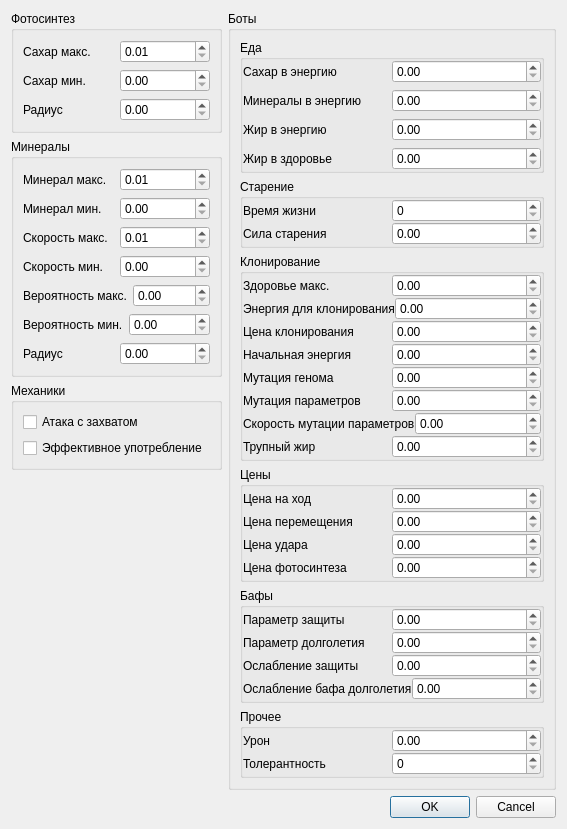
Old version of the form worldparametersdialog.ui in the repository Tima45/gen6.
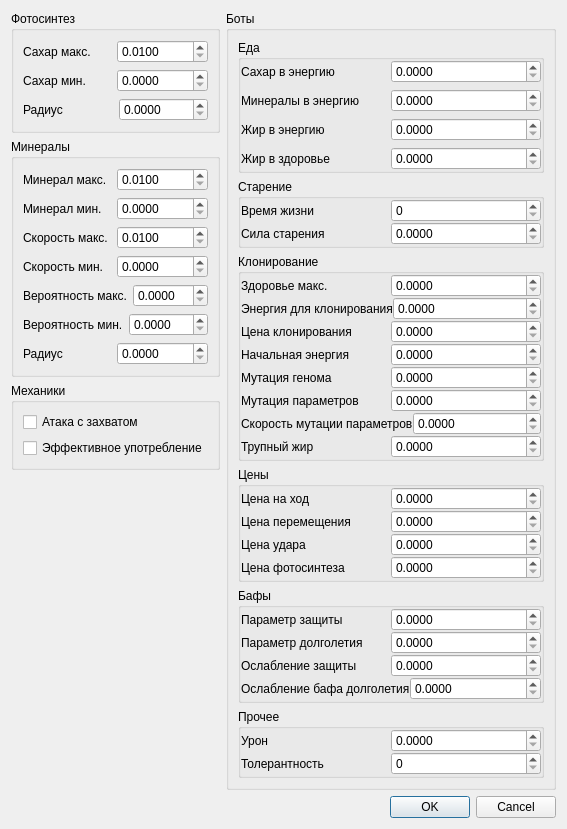
New version of the form. Icons and pictures are not drawn.

```diff
--- a/worldparametersdialog.ui
+++ b/worldparametersdialog.ui
@@ -7,7 +7,7 @@
     <x>0</x>
     <y>0</y>
     <width>567</width>
-    <height>725</height>
+    <height>746</height>
    </rect>
   </property>
   <property name="windowTitle">
@@ -58,6 +58,9 @@
            </item>
            <item>
             <widget class="QDoubleSpinBox" name="tallowToEnergyKofBox">
+             <property name="decimals">
+              <number>4</number>
+             </property>
              <property name="maximum">
               <double>10000.000000000000000</double>
              </property>
@@ -79,6 +82,9 @@
            </item>
            <item>
             <widget class="QDoubleSpinBox" name="mineralsToEnergyKofBox">
+             <property name="decimals">
+              <number>4</number>
+             </property>
              <property name="maximum">
               <double>10000.000000000000000</double>
              </property>
@@ -100,6 +106,9 @@
            </item>
            <item>
             <widget class="QDoubleSpinBox" name="sugarToEnergyKofBox">
+             <property name="decimals">
+              <number>4</number>
+             </property>
              <property name="maximum">
               <double>10000.000000000000000</double>
              </property>
@@ -121,6 +130,9 @@
            </item>
            <item>
             <widget class="QDoubleSpinBox" name="tallowToHealthKofBox">
+             <property name="decimals">
+              <number>4</number>
+             </property>
              <property name="maximum">
               <double>10000.000000000000000</double>
              </property>
@@ -189,7 +201,11 @@
             </widget>
            </item>
            <item>
-            <widget class="QDoubleSpinBox" name="oldCostBox"/>
+            <widget class="QDoubleSpinBox" name="oldCostBox">
+             <property name="decimals">
+              <number>4</number>
+             </property>
+            </widget>
            </item>
           </layout>
          </item>
@@ -234,6 +250,9 @@
            </item>
            <item>
             <widget class="QDoubleSpinBox" name="mutationSpeedOfParametsBox">
+             <property name="decimals">
+              <number>4</number>
+             </property>
              <property name="maximum">
               <double>1.000000000000000</double>
              </property>
@@ -255,6 +274,9 @@
            </item>
            <item>
             <widget class="QDoubleSpinBox" name="minEnergyToCloneBox">
+             <property name="decimals">
+              <number>4</number>
+             </property>
              <property name="maximum">
               <double>100.000000000000000</double>
              </property>
@@ -276,6 +298,9 @@
            </item>
            <item>
             <widget class="QDoubleSpinBox" name="parametrsMutationChanceBox">
+             <property name="decimals">
+              <number>4</number>
+             </property>
              <property name="maximum">
               <double>1.000000000000000</double>
              </property>
@@ -297,6 +322,9 @@
            </item>
            <item>
             <widget class="QDoubleSpinBox" name="startBotEnergyBox">
+             <property name="decimals">
+              <number>4</number>
+             </property>
              <property name="maximum">
               <double>100.000000000000000</double>
              </property>
@@ -318,6 +346,9 @@
            </item>
            <item>
             <widget class="QDoubleSpinBox" name="genomMutationChanceBox">
+             <property name="decimals">
+              <number>4</number>
+             </property>
              <property name="maximum">
               <double>1.000000000000000</double>
              </property>
@@ -339,6 +370,9 @@
            </item>
            <item>
             <widget class="QDoubleSpinBox" name="cloneCostBox">
+             <property name="decimals">
+              <number>4</number>
+             </property>
              <property name="maximum">
               <double>100.000000000000000</double>
              </property>
@@ -360,6 +394,9 @@
            </item>
            <item>
             <widget class="QDoubleSpinBox" name="tallowFromDeadBox">
+             <property name="decimals">
+              <number>4</number>
+             </property>
              <property name="maximum">
               <double>100000.000000000000000</double>
              </property>
@@ -381,6 +418,9 @@
            </item>
            <item>
             <widget class="QDoubleSpinBox" name="healthMaxBox">
+             <property name="decimals">
+              <number>4</number>
+             </property>
              <property name="maximum">
               <double>100000.000000000000000</double>
              </property>
@@ -429,6 +469,9 @@
            </item>
            <item>
             <widget class="QDoubleSpinBox" name="everyTurnCostBox">
+             <property name="decimals">
+              <number>4</number>
+             </property>
              <property name="maximum">
               <double>10000.000000000000000</double>
              </property>
@@ -450,6 +493,9 @@
            </item>
            <item>
             <widget class="QDoubleSpinBox" name="moveCostBox">
+             <property name="decimals">
+              <number>4</number>
+             </property>
              <property name="maximum">
               <double>100000.000000000000000</double>
              </property>
@@ -471,6 +517,9 @@
            </item>
            <item>
             <widget class="QDoubleSpinBox" name="attackCostBox">
+             <property name="decimals">
+              <number>4</number>
+             </property>
              <property name="maximum">
               <double>100000.000000000000000</double>
              </property>
@@ -492,6 +541,9 @@
            </item>
            <item>
             <widget class="QDoubleSpinBox" name="photoCostBox">
+             <property name="decimals">
+              <number>4</number>
+             </property>
              <property name="maximum">
               <double>100000.000000000000000</double>
              </property>
@@ -546,6 +598,9 @@
            </item>
            <item>
             <widget class="QDoubleSpinBox" name="defenceKofBox">
+             <property name="decimals">
+              <number>4</number>
+             </property>
              <property name="maximum">
               <double>100000.000000000000000</double>
              </property>
@@ -573,6 +628,9 @@
            </item>
            <item>
             <widget class="QDoubleSpinBox" name="longLiveKofBox">
+             <property name="decimals">
+              <number>4</number>
+             </property>
              <property name="maximum">
               <double>100000.000000000000000</double>
              </property>
@@ -594,6 +652,9 @@
            </item>
            <item>
             <widget class="QDoubleSpinBox" name="defenceCoolDownBox">
+             <property name="decimals">
+              <number>4</number>
+             </property>
              <property name="maximum">
               <double>100000.000000000000000</double>
              </property>
@@ -615,6 +676,9 @@
            </item>
            <item>
             <widget class="QDoubleSpinBox" name="longLiveCoolDownBox">
+             <property name="decimals">
+              <number>4</number>
+             </property>
              <property name="maximum">
               <double>100000.000000000000000</double>
              </property>
@@ -675,6 +739,9 @@
            </item>
            <item>
             <widget class="QDoubleSpinBox" name="damageBox">
+             <property name="decimals">
+              <number>4</number>
+             </property>
              <property name="maximum">
               <double>100000.000000000000000</double>
              </property>
@@ -737,6 +804,9 @@
           </item>
           <item>
            <widget class="QDoubleSpinBox" name="photoSugarMaxBox">
+            <property name="decimals">
+             <number>4</number>
+            </property>
             <property name="minimum">
              <double>0.010000000000000</double>
             </property>
@@ -761,6 +831,9 @@
           </item>
           <item>
            <widget class="QDoubleSpinBox" name="photoSugarMinBox">
+            <property name="decimals">
+             <number>4</number>
+            </property>
             <property name="minimum">
              <double>0.000000000000000</double>
             </property>
@@ -785,6 +858,9 @@
           </item>
           <item>
            <widget class="QDoubleSpinBox" name="photoSugarBorderBox">
+            <property name="decimals">
+             <number>4</number>
+            </property>
             <property name="maximum">
              <double>512.000000000000000</double>
             </property>
@@ -815,6 +891,9 @@
           </item>
           <item>
            <widget class="QDoubleSpinBox" name="mineralsMaxBox">
+            <property name="decimals">
+             <number>4</number>
+            </property>
             <property name="minimum">
              <double>0.010000000000000</double>
             </property>
@@ -839,6 +918,9 @@
           </item>
           <item>
            <widget class="QDoubleSpinBox" name="mineralsMinBox">
+            <property name="decimals">
+             <number>4</number>
+            </property>
             <property name="minimum">
              <double>0.000000000000000</double>
             </property>
@@ -863,6 +945,9 @@
           </item>
           <item>
            <widget class="QDoubleSpinBox" name="mineralsGrowSpeedMaxBox">
+            <property name="decimals">
+             <number>4</number>
+            </property>
             <property name="minimum">
              <double>0.010000000000000</double>
             </property>
@@ -887,6 +972,9 @@
           </item>
           <item>
            <widget class="QDoubleSpinBox" name="mineralsGrowSpeedMinBox">
+            <property name="decimals">
+             <number>4</number>
+            </property>
             <property name="minimum">
              <double>0.000000000000000</double>
             </property>
@@ -911,11 +999,14 @@
           </item>
           <item>
            <widget class="QDoubleSpinBox" name="produciveProbabilityMaxBox">
+            <property name="decimals">
+             <number>4</number>
+            </property>
             <property name="minimum">
              <double>0.000000000000000</double>
             </property>
             <property name="maximum">
-             <double>10000.000000000000000</double>
+             <double>1.000000000000000</double>
             </property>
            </widget>
           </item>
@@ -935,11 +1026,14 @@
           </item>
           <item>
            <widget class="QDoubleSpinBox" name="produciveProbabilityMinBox">
+            <property name="decimals">
+             <number>4</number>
+            </property>
             <property name="minimum">
              <double>0.000000000000000</double>
             </property>
             <property name="maximum">
-             <double>10000.000000000000000</double>
+             <double>1.000000000000000</double>
             </property>
            </widget>
           </item>
@@ -959,6 +1053,9 @@
           </item>
           <item>
            <widget class="QDoubleSpinBox" name="mineralsGrowBorderBox">
+            <property name="decimals">
+             <number>4</number>
+            </property>
             <property name="minimum">
              <double>0.000000000000000</double>
             </property>
```
